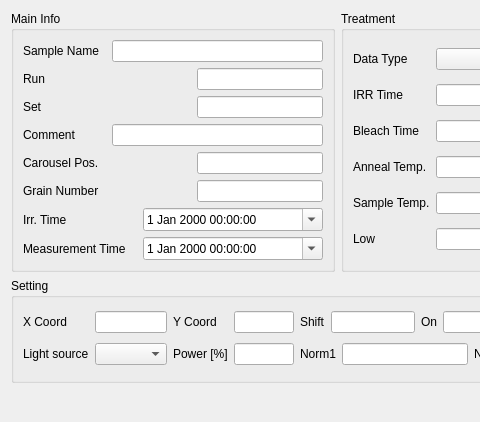
bulanek/alive, file src/info.ui: the form before one commit; both pictures show x 0 to 480 and y 0 to 422 of the 838 by 422 pixel window.
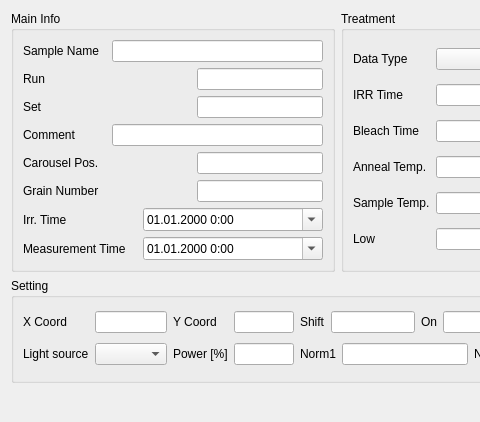
The form after the commit.

What changed in the file:
```diff
--- a/src/info.ui
+++ b/src/info.ui
@@ -102,6 +102,9 @@
       </item>
       <item row="6" column="3" colspan="3">
        <widget class="QDateTimeEdit" name="dateTimeEdit_2">
+        <property name="displayFormat">
+         <string>dd.MM.yyyy H:mm</string>
+        </property>
         <property name="calendarPopup">
          <bool>true</bool>
         </property>
@@ -116,6 +119,9 @@
       </item>
       <item row="7" column="3" colspan="3">
        <widget class="QDateTimeEdit" name="dateTimeEdit">
+        <property name="displayFormat">
+         <string>dd.MM.yyyy H:mm</string>
+        </property>
         <property name="calendarPopup">
          <bool>true</bool>
         </property>
```
